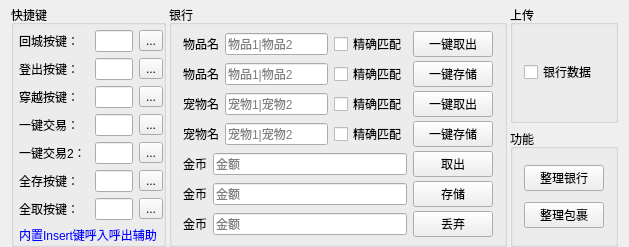
Old version of the form MLAssist/GameSysCfgWgt.ui in the repository HBACC0005240/MLAssist.
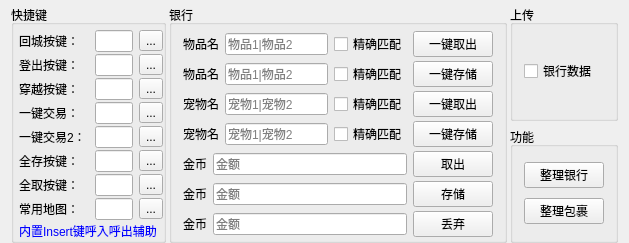
New version of the form.

Commit message: 1、共享超时修改 2、增加F6快捷键打开常用地图 3、申请游戏id增加延迟间隔为2秒，60秒不动刷新页面

Diff of the .ui file:
```diff
--- a/MLAssist/GameSysCfgWgt.ui
+++ b/MLAssist/GameSysCfgWgt.ui
@@ -35,6 +35,9 @@
       <string>快捷键</string>
      </property>
      <layout class="QVBoxLayout" name="verticalLayout_2">
+      <property name="spacing">
+       <number>2</number>
+      </property>
       <property name="leftMargin">
        <number>5</number>
       </property>
@@ -270,6 +273,37 @@
         </item>
        </layout>
       </item>
+      <item>
+       <layout class="QHBoxLayout" name="horizontalLayout_18">
+        <item>
+         <widget class="QLabel" name="label_16">
+          <property name="minimumSize">
+           <size>
+            <width>70</width>
+            <height>0</height>
+           </size>
+          </property>
+          <property name="text">
+           <string>常用地图：</string>
+          </property>
+         </widget>
+        </item>
+        <item>
+         <widget class="QLineEdit" name="lineEdit_often_map">
+          <property name="readOnly">
+           <bool>true</bool>
+          </property>
+         </widget>
+        </item>
+        <item>
+         <widget class="QToolButton" name="toolButton_often_map">
+          <property name="text">
+           <string>...</string>
+          </property>
+         </widget>
+        </item>
+       </layout>
+      </item>
       <item>
        <widget class="QLabel" name="label_4">
         <property name="styleSheet">
@@ -280,19 +314,6 @@
         </property>
        </widget>
       </item>
-      <item>
-       <spacer name="verticalSpacer">
-        <property name="orientation">
-         <enum>Qt::Vertical</enum>
-        </property>
-        <property name="sizeHint" stdset="0">
-         <size>
-          <width>20</width>
-          <height>0</height>
-         </size>
-        </property>
-       </spacer>
-      </item>
      </layout>
     </widget>
    </item>
```
The commit also changes 9 other files.
